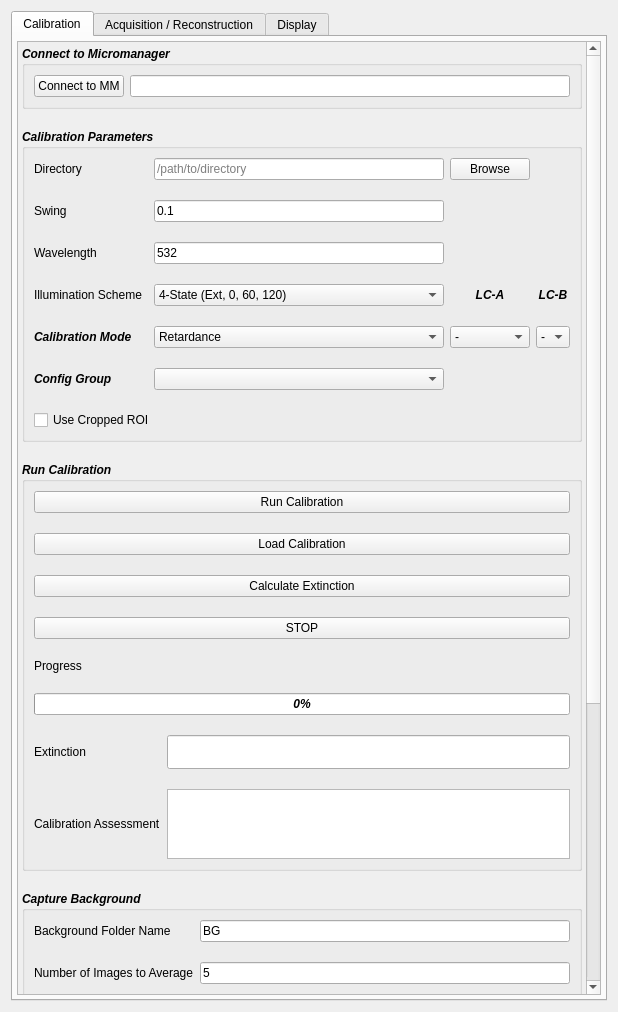
mehta-lab/waveorder, file recOrder/plugin/qtdesigner/recOrder_calibration_v5.ui: the form before one commit.
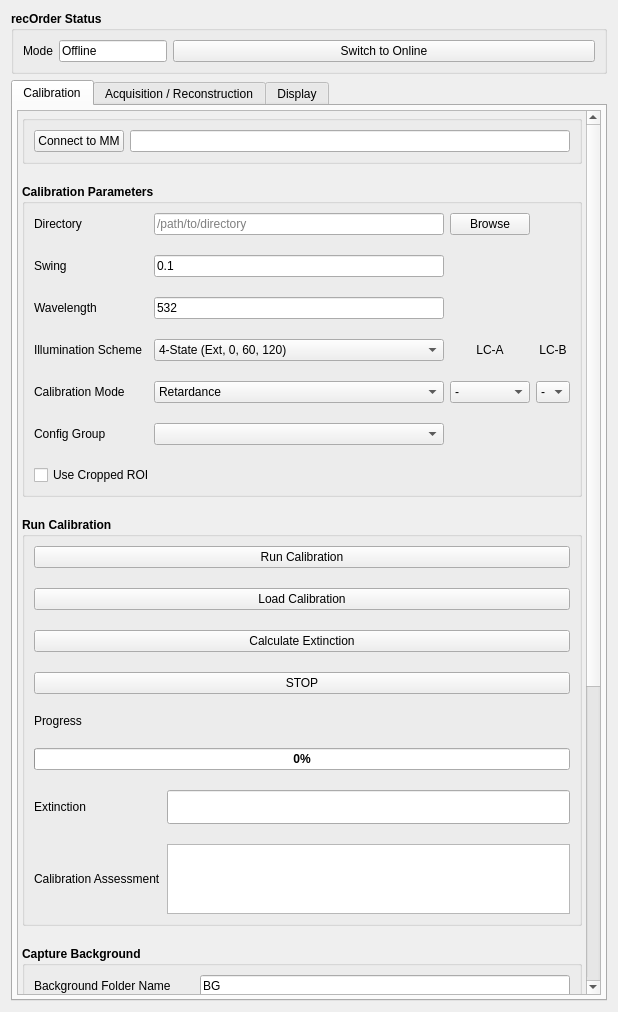
The form after the commit. Custom widgets are drawn as their Qt base class.

What changed in the file:
```diff
--- a/recOrder/plugin/qtdesigner/recOrder_calibration_v5.ui
+++ b/recOrder/plugin/qtdesigner/recOrder_calibration_v5.ui
@@ -32,7 +32,7 @@
    <enum>Qt::LeftToRight</enum>
   </property>
   <layout class="QGridLayout" name="gridLayout_7">
-   <item row="0" column="0">
+   <item row="1" column="0">
     <widget class="QTabWidget" name="tabWidget">
      <property name="sizePolicy">
       <sizepolicy hsizetype="Preferred" vsizetype="Expanding">
@@ -111,6 +111,11 @@
        </property>
        <item row="0" column="0">
         <widget class="QScrollArea" name="scrollArea">
+         <property name="font">
+          <font>
+           <italic>false</italic>
+          </font>
+         </property>
          <property name="widgetResizable">
           <bool>true</bool>
          </property>
@@ -120,7 +125,7 @@
             <x>0</x>
             <y>0</y>
             <width>578</width>
-            <height>1326</height>
+            <height>1309</height>
            </rect>
           </property>
           <property name="sizePolicy">
@@ -328,7 +333,7 @@
              <property name="font">
               <font>
                <weight>75</weight>
-               <italic>true</italic>
+               <italic>false</italic>
                <bold>true</bold>
               </font>
              </property>
@@ -522,6 +527,13 @@
               </item>
               <item row="4" column="3">
                <widget class="QLabel" name="label_lca">
+                <property name="font">
+                 <font>
+                  <weight>50</weight>
+                  <italic>false</italic>
+                  <bold>false</bold>
+                 </font>
+                </property>
                 <property name="text">
                  <string>LC-A</string>
                 </property>
@@ -551,6 +563,13 @@
               </item>
               <item row="4" column="4">
                <widget class="QLabel" name="label_lcb">
+                <property name="font">
+                 <font>
+                  <weight>50</weight>
+                  <italic>false</italic>
+                  <bold>false</bold>
+                 </font>
+                </property>
                 <property name="text">
                  <string>LC-B</string>
                 </property>
@@ -561,6 +580,13 @@
               </item>
               <item row="5" column="0">
                <widget class="QLabel" name="label_calib_mode">
+                <property name="font">
+                 <font>
+                  <weight>50</weight>
+                  <italic>false</italic>
+                  <bold>false</bold>
+                 </font>
+                </property>
                 <property name="text">
                  <string>Calibration Mode</string>
                 </property>
@@ -593,6 +619,13 @@
               </item>
               <item row="6" column="0">
                <widget class="QLabel" name="label_cfg_group">
+                <property name="font">
+                 <font>
+                  <weight>50</weight>
+                  <italic>false</italic>
+                  <bold>false</bold>
+                 </font>
+                </property>
                 <property name="text">
                  <string>Config Group</string>
                 </property>
@@ -600,6 +633,11 @@
               </item>
               <item row="6" column="2">
                <widget class="QComboBox" name="cb_config_group">
+                <property name="font">
+                 <font>
+                  <italic>false</italic>
+                 </font>
+                </property>
                 <property name="focusPolicy">
                  <enum>Qt::StrongFocus</enum>
                 </property>
@@ -613,7 +651,7 @@
              <property name="font">
               <font>
                <weight>75</weight>
-               <italic>true</italic>
+               <italic>false</italic>
                <bold>true</bold>
               </font>
              </property>
@@ -697,6 +735,11 @@
               </item>
               <item row="5" column="0" colspan="2">
                <widget class="QProgressBar" name="progress_bar">
+                <property name="font">
+                 <font>
+                  <italic>false</italic>
+                 </font>
+                </property>
                 <property name="value">
                  <number>0</number>
                 </property>
@@ -727,6 +770,7 @@
                 <property name="font">
                  <font>
                   <pointsize>17</pointsize>
+                  <italic>false</italic>
                  </font>
                 </property>
                 <property name="readOnly">
@@ -763,7 +807,13 @@
                </widget>
               </item>
               <item row="8" column="1">
-               <widget class="QTextBrowser" name="tb_calib_assessment"/>
+               <widget class="QTextBrowser" name="tb_calib_assessment">
+                <property name="font">
+                 <font>
+                  <italic>false</italic>
+                 </font>
+                </property>
+               </widget>
               </item>
              </layout>
             </widget>
@@ -773,7 +823,7 @@
              <property name="font">
               <font>
                <weight>75</weight>
-               <italic>true</italic>
+               <italic>false</italic>
                <bold>true</bold>
               </font>
              </property>
@@ -862,12 +912,12 @@
              <property name="font">
               <font>
                <weight>75</weight>
-               <italic>true</italic>
+               <italic>false</italic>
                <bold>true</bold>
               </font>
              </property>
              <property name="title">
-              <string>Connect to Micromanager</string>
+              <string/>
              </property>
              <layout class="QGridLayout" name="gridLayout_14">
               <property name="verticalSpacing">
@@ -1055,85 +1105,6 @@
              </layout>
             </widget>
            </item>
-           <item row="0" column="0" colspan="2" alignment="Qt::AlignTop">
-            <widget class="QGroupBox" name="recon_status">
-             <property name="font">
-              <font>
-               <weight>75</weight>
-               <italic>true</italic>
-               <bold>true</bold>
-              </font>
-             </property>
-             <property name="title">
-              <string>Status</string>
-             </property>
-             <layout class="QGridLayout" name="gridLayout_22">
-              <item row="0" column="0">
-               <widget class="QLabel" name="label_gui_mode">
-                <property name="sizePolicy">
-                 <sizepolicy hsizetype="Fixed" vsizetype="Preferred">
-                  <horstretch>0</horstretch>
-                  <verstretch>0</verstretch>
-                 </sizepolicy>
-                </property>
-                <property name="font">
-                 <font>
-                  <weight>50</weight>
-                  <italic>false</italic>
-                  <bold>false</bold>
-                 </font>
-                </property>
-                <property name="text">
-                 <string>Current Reconstruction Mode</string>
-                </property>
-               </widget>
-              </item>
-              <item row="0" column="1">
-               <widget class="QLineEdit" name="le_gui_mode">
-                <property name="sizePolicy">
-                 <sizepolicy hsizetype="Fixed" vsizetype="Fixed">
-                  <horstretch>0</horstretch>
-                  <verstretch>0</verstretch>
-                 </sizepolicy>
-                </property>
-                <property name="font">
-                 <font>
-                  <weight>50</weight>
-                  <italic>false</italic>
-                  <bold>false</bold>
-                 </font>
-                </property>
-                <property name="text">
-                 <string>Offline</string>
-                </property>
-                <property name="readOnly">
-                 <bool>true</bool>
-                </property>
-               </widget>
-              </item>
-              <item row="0" column="2">
-               <widget class="QPushButton" name="qbutton_gui_mode">
-                <property name="sizePolicy">
-                 <sizepolicy hsizetype="Fixed" vsizetype="Fixed">
-                  <horstretch>0</horstretch>
-                  <verstretch>0</verstretch>
-                 </sizepolicy>
-                </property>
-                <property name="font">
-                 <font>
-                  <weight>50</weight>
-                  <italic>false</italic>
-                  <bold>false</bold>
-                 </font>
-                </property>
-                <property name="text">
-                 <string>Switch to Online</string>
-                </property>
-               </widget>
-              </item>
-             </layout>
-            </widget>
-           </item>
            <item row="6" column="0" colspan="2" alignment="Qt::AlignTop">
             <widget class="QGroupBox" name="ReconSettings">
              <property name="sizePolicy">
@@ -2623,6 +2594,85 @@
      </widget>
     </widget>
    </item>
+   <item row="0" column="0" alignment="Qt::AlignTop">
+    <widget class="QGroupBox" name="recon_status">
+     <property name="font">
+      <font>
+       <weight>75</weight>
+       <italic>false</italic>
+       <bold>true</bold>
+      </font>
+     </property>
+     <property name="title">
+      <string>recOrder Status</string>
+     </property>
+     <layout class="QGridLayout" name="gridLayout_22">
+      <item row="0" column="0">
+       <widget class="QLabel" name="label_gui_mode">
+        <property name="sizePolicy">
+         <sizepolicy hsizetype="Preferred" vsizetype="Preferred">
+          <horstretch>0</horstretch>
+          <verstretch>0</verstretch>
+         </sizepolicy>
+        </property>
+        <property name="font">
+         <font>
+          <weight>50</weight>
+          <italic>false</italic>
+          <bold>false</bold>
+         </font>
+        </property>
+        <property name="text">
+         <string>Mode</string>
+        </property>
+       </widget>
+      </item>
+      <item row="0" column="1">
+       <widget class="QLineEdit" name="le_gui_mode">
+        <property name="sizePolicy">
+         <sizepolicy hsizetype="Preferred" vsizetype="Fixed">
+          <horstretch>0</horstretch>
+          <verstretch>0</verstretch>
+         </sizepolicy>
+        </property>
+        <property name="font">
+         <font>
+          <weight>50</weight>
+          <italic>false</italic>
+          <bold>false</bold>
+         </font>
+        </property>
+        <property name="text">
+         <string>Offline</string>
+        </property>
+        <property name="readOnly">
+         <bool>true</bool>
+        </property>
+       </widget>
+      </item>
+      <item row="0" column="2">
+       <widget class="QPushButton" name="qbutton_gui_mode">
+        <property name="sizePolicy">
+         <sizepolicy hsizetype="Expanding" vsizetype="Fixed">
+          <horstretch>0</horstretch>
+          <verstretch>0</verstretch>
+         </sizepolicy>
+        </property>
+        <property name="font">
+         <font>
+          <weight>50</weight>
+          <italic>false</italic>
+          <bold>false</bold>
+         </font>
+        </property>
+        <property name="text">
+         <string>Switch to Online</string>
+        </property>
+       </widget>
+      </item>
+     </layout>
+    </widget>
+   </item>
   </layout>
  </widget>
  <customwidgets>
```
Left out of the diff: 55 changed lines with no effect on the pictures.
